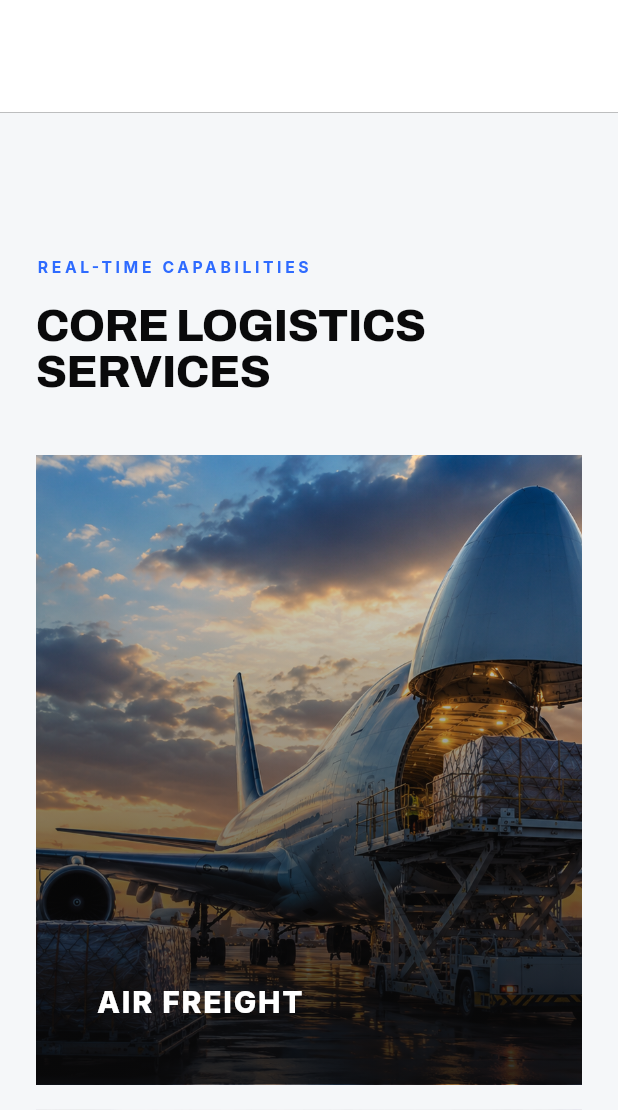
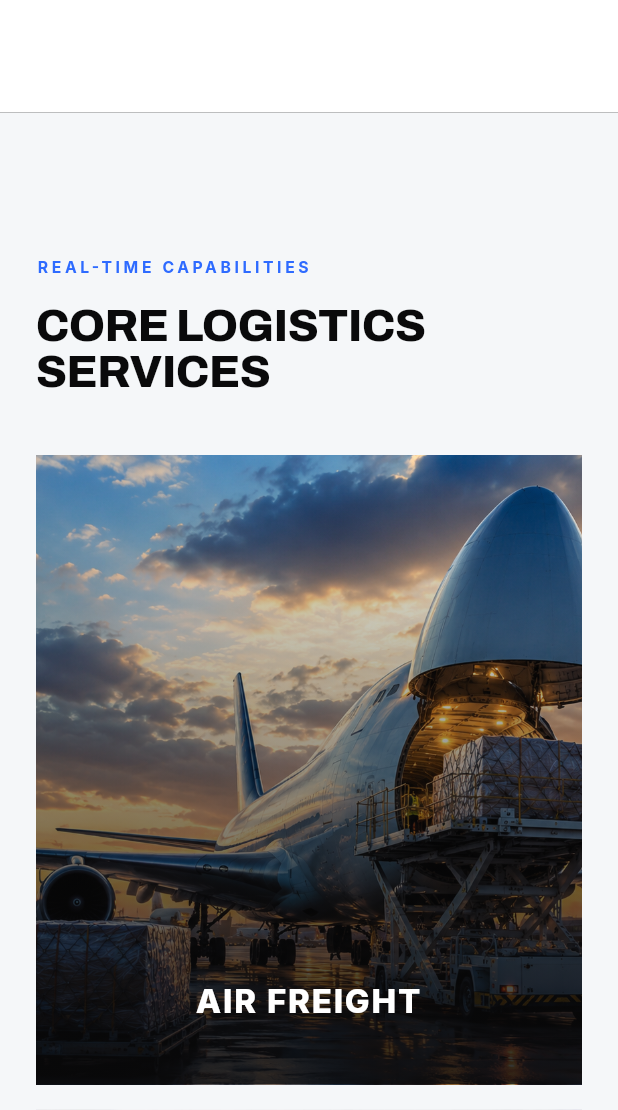
Before and after one commit to SivaRamana-H-V/MX-World, a Flutter app: the screen it shows after launch, scrolled down 1152 dp, on a phone screen of 412 x 824 dp, the part 126-1236 px from its top. Run offline on Flutter 3.47's test engine with Material 3 defaults, Android fonts, the phone set to English and light mode, and no system bars; our stand-ins replace flutter_riverpod, go_router, google_fonts, hive_flutter; accounts and stored records are empty.

Commit message:
refactor: Adjust hover effects and text styling in ServiceCard for better responsiveness

```diff
--- a/lib/views/screens/home/home_screen.dart
+++ b/lib/views/screens/home/home_screen.dart
@@ -298,18 +298,21 @@
 
   @override
   Widget build(BuildContext context) {
-    final TextTheme text = Theme.of(context).textTheme;
+    final double w = MediaQuery.sizeOf(context).width;
+    final double fontSize = w >= 1200
+        ? 24
+        : w >= 840
+            ? 24
+            : 22;
     return MouseRegion(
       onEnter: (_) => setState(() => _hovered = true),
       onExit: (_) => setState(() => _hovered = false),
       child: AnimatedScale(
-        scale: _hovered ? 1.04 : 1.0,
+        scale: _hovered ? 1.03 : 1.0,
         duration: const Duration(milliseconds: 300),
         curve: Curves.fastOutSlowIn,
-        child: AnimatedContainer(
-          duration: const Duration(milliseconds: 300),
-          curve: Curves.fastOutSlowIn,
-          height: _hovered ? 440 : 420,
+        child: SizedBox(
+          height: 420,
           child: GestureDetector(
             onTap: () => context.go('/services'),
             child: Stack(
@@ -331,19 +334,17 @@
                 Padding(
                   padding: const EdgeInsets.all(AppSpacing.xl),
                   child: Align(
-                    alignment: Alignment.bottomLeft,
-                    child: AnimatedDefaultTextStyle(
-                      duration: const Duration(milliseconds: 300),
-                      style: text.titleMedium!.copyWith(
+                    alignment: Alignment.bottomCenter,
+                    child: Text(
+                      widget.service.title.toUpperCase(),
+                      maxLines: 2,
+                      overflow: TextOverflow.ellipsis,
+                      textAlign: TextAlign.center,
+                      style: TextStyle(
                         color: AppColors.white,
                         fontWeight: FontWeight.w800,
-                        letterSpacing: _hovered ? 1.8 : 1.2,
-                        fontSize: _hovered ? 24 : 20,
-                      ),
-                      child: Text(
-                        widget.service.title.toUpperCase(),
-                        maxLines: 1,
-                        overflow: TextOverflow.ellipsis,
+                        letterSpacing: 1.2,
+                        fontSize: fontSize,
                       ),
                     ),
                   ),
```
